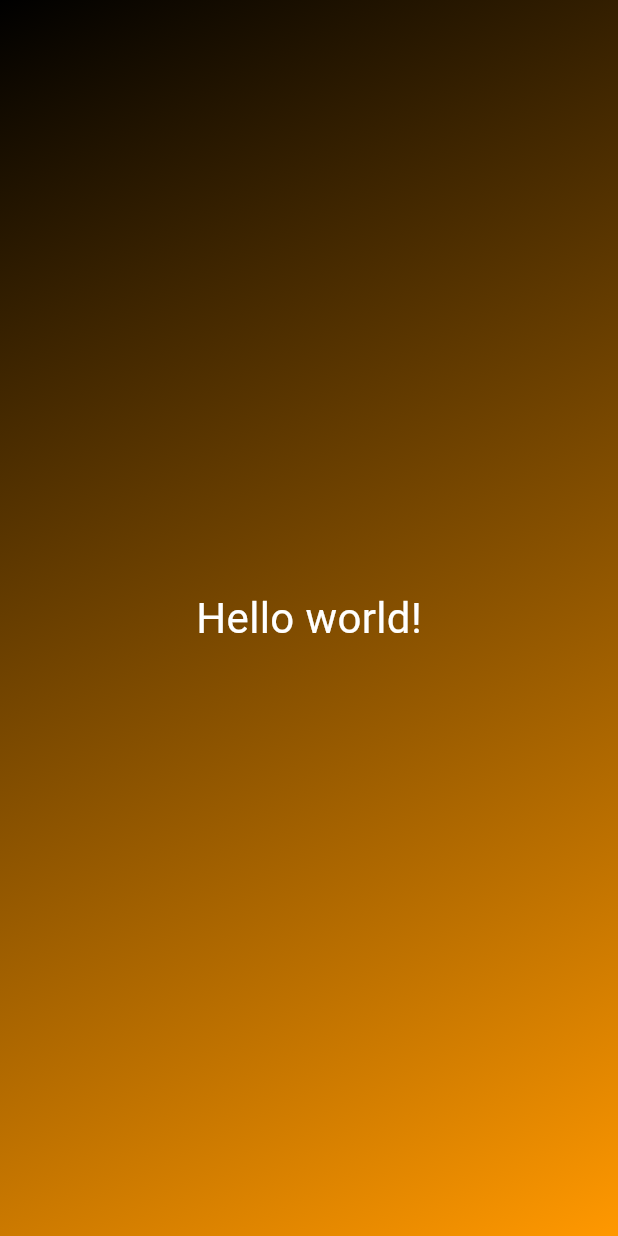
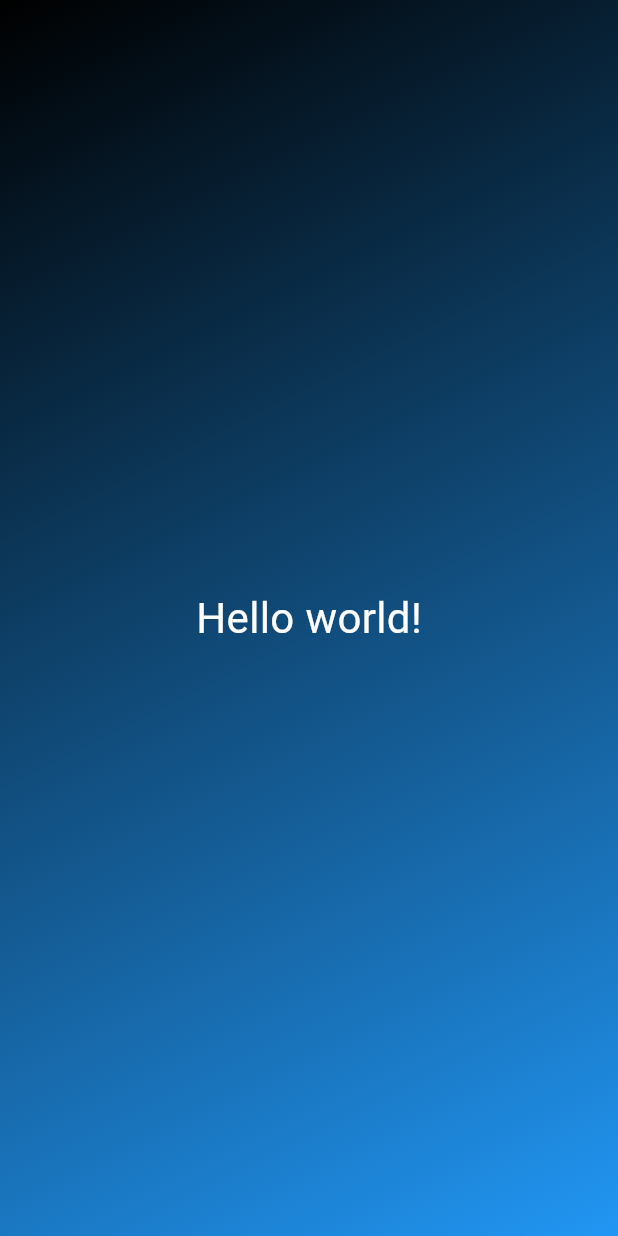
Before and after one commit to anthrofax/roll_dice_app, a Flutter app: the screen it shows after launch, on a phone screen of 412 x 824 dp. Run offline on Flutter 3.47's test engine with Material 3 defaults, Android fonts, the phone set to English and light mode, and no system bars.

Commit message:
Challenge #2: Making reusable widget for GradientContainer - completed - Dealing with recieve named argument for reusable widget

```diff
--- a/lib/gradient_container.dart
+++ b/lib/gradient_container.dart
@@ -1,23 +1,25 @@
 import 'package:flutter/material.dart';
 import 'package:learn_flutter/styled_text.dart';
 
-  // Alignment? startAlignment;
- Alignment startAlignment = Alignment.topLeft;
- Alignment endAlignment = Alignment.bottomRight;
+// Alignment? startAlignment;
+Alignment startAlignment = Alignment.topLeft;
+Alignment endAlignment = Alignment.bottomRight;
 
+// Solution 1 (Challenge of making reusable widget)
 class GradientContainer extends StatelessWidget {
   // const GradientContainer({key}) : super(key: key);
-  const GradientContainer({super.key});
+
+  const GradientContainer({super.key, required this.colors});
+
+  final List<Color> colors;
 
   @override
   Widget build(context) {
     // startAlignment = Alignment.topLeft;
     return Container(
-      decoration:  BoxDecoration(
+      decoration: BoxDecoration(
         gradient: LinearGradient(
-            colors: const [Colors.black, Colors.orange],
-            begin: startAlignment,
-            end: endAlignment),
+            colors: colors, begin: startAlignment, end: endAlignment),
       ),
       child: const Center(
         child: StyledText('Hello world!'),
@@ -25,3 +27,28 @@ class GradientContainer extends StatelessWidget {
     );
   }
 }
+
+// Solution 2 (Challenge of making reusable widget)
+// class GradientContainer extends StatelessWidget {
+//   // const GradientContainer({key}) : super(key: key);
+//   const GradientContainer(this.firstColor, this.secondColor, {super.key});
+
+//   final Color firstColor;
+//   final Color secondColor;
+
+//   @override
+//   Widget build(context) {
+//     // startAlignment = Alignment.topLeft;
+//     return Container(
+//       decoration: BoxDecoration(
+//         gradient: LinearGradient(
+//             colors: [firstColor, secondColor],
+//             begin: startAlignment,
+//             end: endAlignment),
+//       ),
+//       child: const Center(
+//         child: StyledText('Hello world!'),
+//       ),
+//     );
+//   }
+// }
--- a/lib/main.dart
+++ b/lib/main.dart
@@ -6,6 +6,6 @@ void main() {
      const MaterialApp(
         home: Scaffold(
             backgroundColor: Color.fromARGB(255, 184, 163, 87),
-            body: GradientContainer())),
+            body: GradientContainer(colors: [Colors.black, Colors.blue],))),
   );
 }
```
